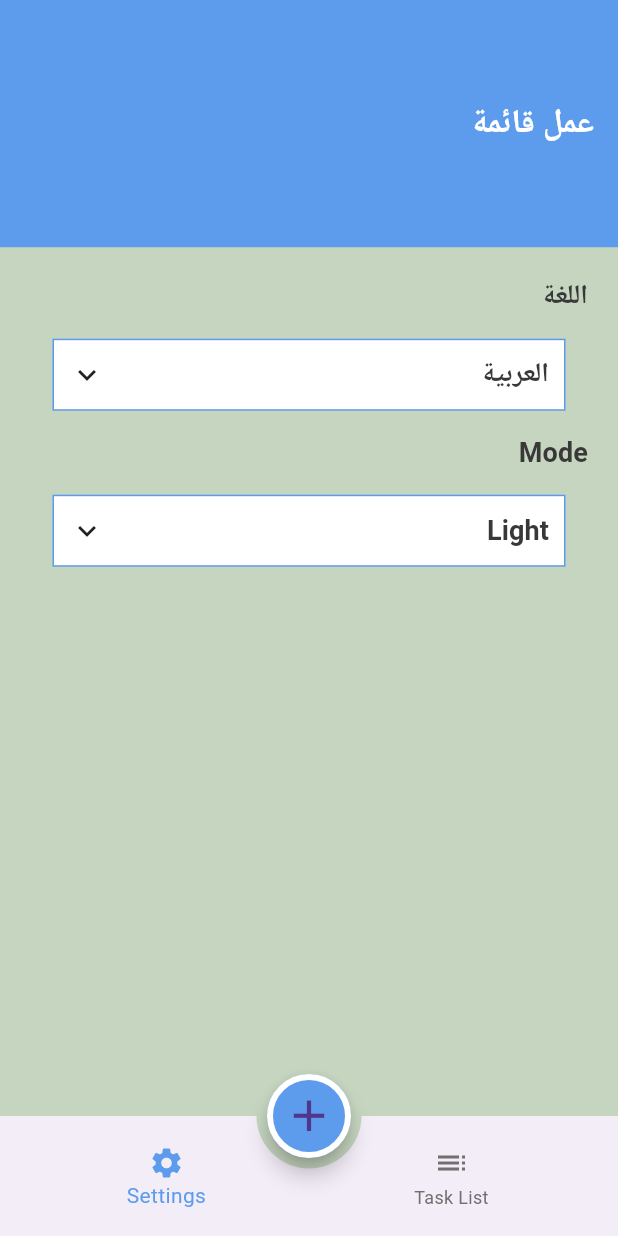
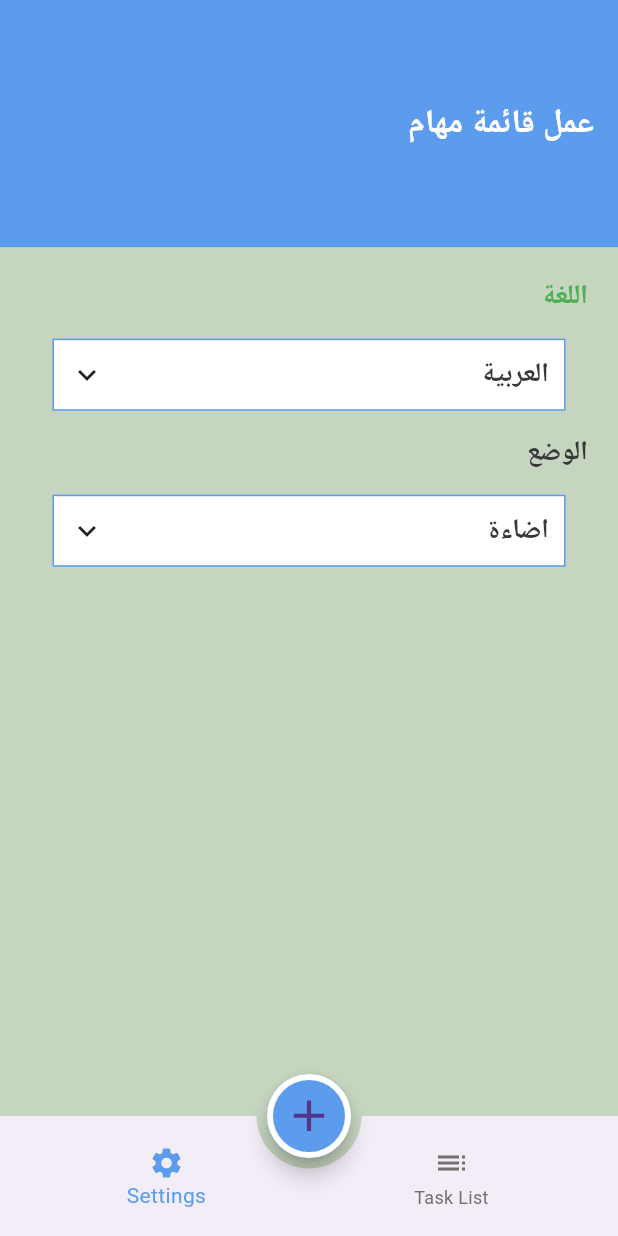
Before and after one commit to AmrHamadSaeed/App_ToDo, a Flutter app: the screen it shows after launch, item 2 of the bottom bar chosen, on a phone screen of 412 x 824 dp. Run offline on Flutter 3.47's test engine with Material 3 defaults, Android fonts, the phone set to English and light mode, and no system bars; our stand-ins replace calendar_timeline; generated files the repository leaves out were written again.

Commit message:
finished ThemeMode and Format Date.

```diff
--- a/lib/home/settings/settings_tap.dart
+++ b/lib/home/settings/settings_tap.dart
@@ -1,4 +1,5 @@
 import 'package:app_to_do/home/settings/tap_language_bottom.dart';
+import 'package:app_to_do/home/settings/tap_theme_bottom.dart';
 import 'package:app_to_do/my_theme.dart';
 import 'package:app_to_do/providers/app_Config_provider.dart';
 import 'package:flutter/material.dart';
@@ -21,7 +22,10 @@ class _SettingsTapState extends State<SettingsTap> {
         children: [
           Text(
             AppLocalizations.of(context)!.language,
-            style: Theme.of(context).textTheme.titleSmall,
+            style: Theme.of(context)
+                .textTheme
+                .titleSmall!
+                .copyWith(color: Colors.green),
           ),
           Padding(
             padding: const EdgeInsets.all(15.0),
@@ -42,7 +46,12 @@ class _SettingsTapState extends State<SettingsTap> {
                       provider.languageApp == 'en'
                           ? AppLocalizations.of(context)!.english
                           : AppLocalizations.of(context)!.arabic,
-                      style: Theme.of(context).textTheme.titleSmall,
+                      style: provider.isDarkMode()
+                          ? Theme.of(context)
+                              .textTheme
+                              .titleSmall!
+                              .copyWith(color: Colors.green)
+                          : Theme.of(context).textTheme.titleSmall,
                     ),
                     Icon(Icons.keyboard_arrow_down_sharp),
                   ],
@@ -51,7 +60,7 @@ class _SettingsTapState extends State<SettingsTap> {
             ),
           ),
           Text(
-            'Mode',
+            AppLocalizations.of(context)!.mode,
             style: Theme.of(context).textTheme.titleSmall,
           ),
           Padding(
@@ -63,13 +72,22 @@ class _SettingsTapState extends State<SettingsTap> {
                 border: Border.all(color: MyTheme.primaryColor),
               ),
               child: InkWell(
-                onTap: () {},
+                onTap: () {
+                  showThemeBottom();
+                },
                 child: Row(
                   mainAxisAlignment: MainAxisAlignment.spaceBetween,
                   children: [
                     Text(
-                      'Light',
-                      style: Theme.of(context).textTheme.titleSmall,
+                      provider.isDarkMode()
+                          ? AppLocalizations.of(context)!.night
+                          : AppLocalizations.of(context)!.light,
+                      style: provider.isDarkMode()
+                          ? Theme.of(context)
+                              .textTheme
+                              .titleSmall!
+                              .copyWith(color: Colors.green)
+                          : Theme.of(context).textTheme.titleSmall,
                     ),
                     Icon(Icons.keyboard_arrow_down_sharp),
                   ],
@@ -89,4 +107,9 @@ class _SettingsTapState extends State<SettingsTap> {
           return TapLanguageBottom();
         });
   }
+
+  void showThemeBottom() {
+    showModalBottomSheet(
+        context: context, builder: (context) => TapThemeBottom());
+  }
 }
--- a/lib/home/task_list/add_task_bottom_sheet.dart
+++ b/lib/home/task_list/add_task_bottom_sheet.dart
@@ -1,5 +1,6 @@
 import 'package:app_to_do/my_theme.dart';
 import 'package:flutter/material.dart';
+import 'package:intl/intl.dart';
 
 class AddTaskBottomSheet extends StatefulWidget {
   const AddTaskBottomSheet({super.key});
@@ -90,7 +91,8 @@ class _AddTaskBottomSheetState extends State<AddTaskBottomSheet> {
                         showCalendar();
                       },
                       child: Text(
-                        '${selectedDate.day}/${selectedDate.month}/${selectedDate.year}',
+                        '${DateFormat('dd-MM-yyyy ').format(selectedDate)}',
+                        // '${selectedDate.day}/${selectedDate.month}/${selectedDate.year}',
                         style: Theme.of(context)
                             .textTheme
                             .titleMedium!
--- a/lib/l10n/app_ar.arb
+++ b/lib/l10n/app_ar.arb
@@ -1,5 +1,5 @@
 {
-"app_title" : "عمل قائمة",
+"app_title" : "عمل قائمة مهام",
 "task_list" : "قائمة المهام",
 "settings" : "الإعدادات",
 "task" : "المهام",
--- a/lib/main.dart
+++ b/lib/main.dart
@@ -22,6 +22,7 @@ class MyApp extends StatelessWidget {
       },
       theme: MyTheme.lightTheme,
       darkTheme: MyTheme.darkTheme,
+      themeMode: provider.themeApp,
       locale: Locale(provider.languageApp),
       localizationsDelegates: AppLocalizations.localizationsDelegates,
       supportedLocales: AppLocalizations.supportedLocales,
--- a/lib/providers/app_Config_provider.dart
+++ b/lib/providers/app_Config_provider.dart
@@ -2,6 +2,7 @@ import 'package:flutter/material.dart';
 
 class ProviderConfig extends ChangeNotifier {
   String languageApp = 'ar';
+  ThemeMode themeApp = ThemeMode.light;
 
   void changeLanguage(String languageNew) {
     if (languageApp == languageNew) {
@@ -10,4 +11,16 @@ class ProviderConfig extends ChangeNotifier {
     languageApp = languageNew;
     notifyListeners();
   }
+
+  void changeTheme(ThemeMode themeNew) {
+    if (themeApp == themeNew) {
+      return;
+    }
+    themeApp = themeNew;
+    notifyListeners();
+  }
+
+  bool isDarkMode() {
+    return themeApp == ThemeMode.dark;
+  }
 }
```
Also changed, not shown: lib/home/settings/tap_theme_bottom.dart (added, +69 -0 lines).
